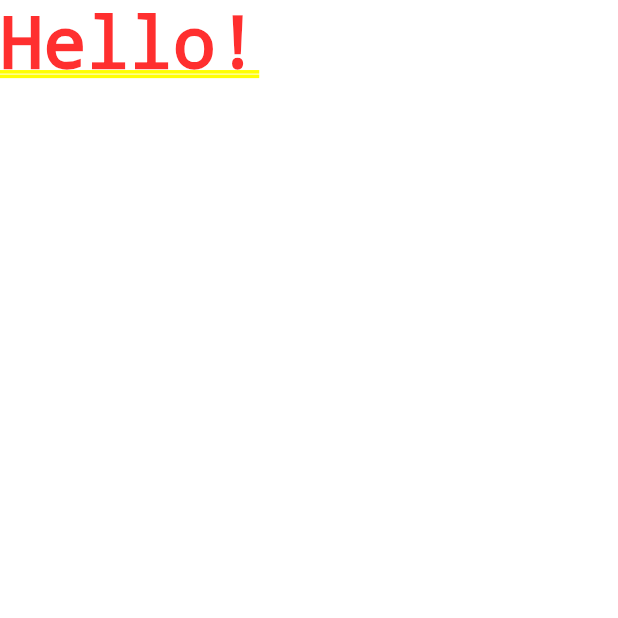
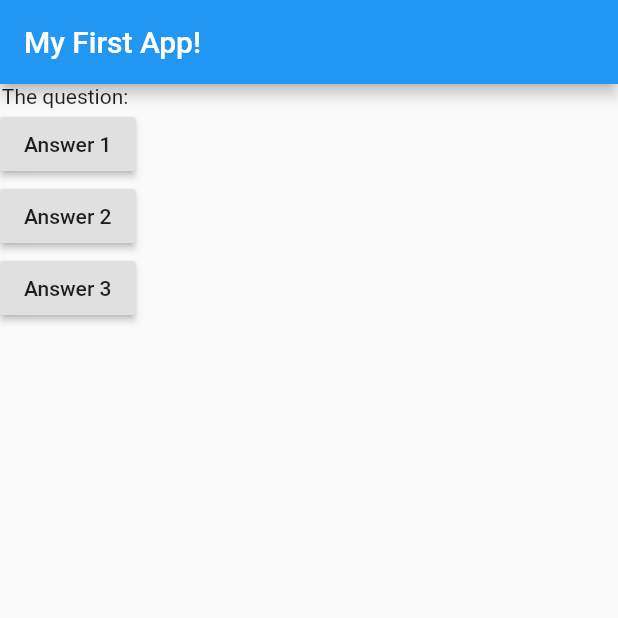
Before and after one commit to danielgolan/flutter_quiz, a Flutter app: the screen it shows after launch, on a phone screen of 412 x 824 dp, the top half of it. Run offline on Flutter 3.47's test engine with Material 2 defaults, Android fonts, the phone set to English and light mode, and no system bars.

Commit message:
button functions

```diff
--- a/lib/main.dart
+++ b/lib/main.dart
@@ -7,10 +7,30 @@ import "package:flutter/material.dart";
 void main() => runApp(MyApp());
 
 class MyApp extends StatelessWidget {
+  void answerQuestion() {
+    print("Answer choosen");
+  }
+
   @override
   Widget build(BuildContext context) {
+    var questions = [
+      "Whats you favorite colour?",
+      "Whats your favorite animal?",
+    ];
     return MaterialApp(
-      home: Text("Hello!"),
+      home: Scaffold(
+        appBar: AppBar(
+          title: Text("My First App!"),
+        ),
+        body: Column(
+          children: <Widget>[
+            Text("The question: "),
+            RaisedButton(child: Text("Answer 1"), onPressed: answerQuestion),
+            RaisedButton(child: Text("Answer 2"), onPressed: answerQuestion),
+            RaisedButton(child: Text("Answer 3"), onPressed: answerQuestion),
+          ],
+        ),
+      ),
     );
   }
 }
```
